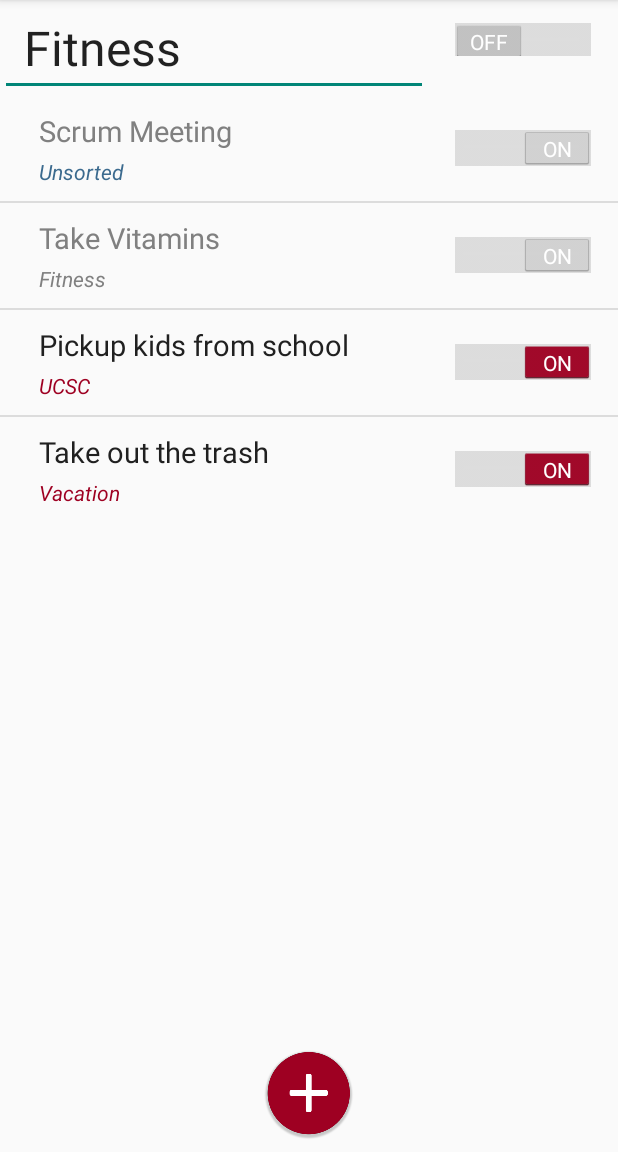
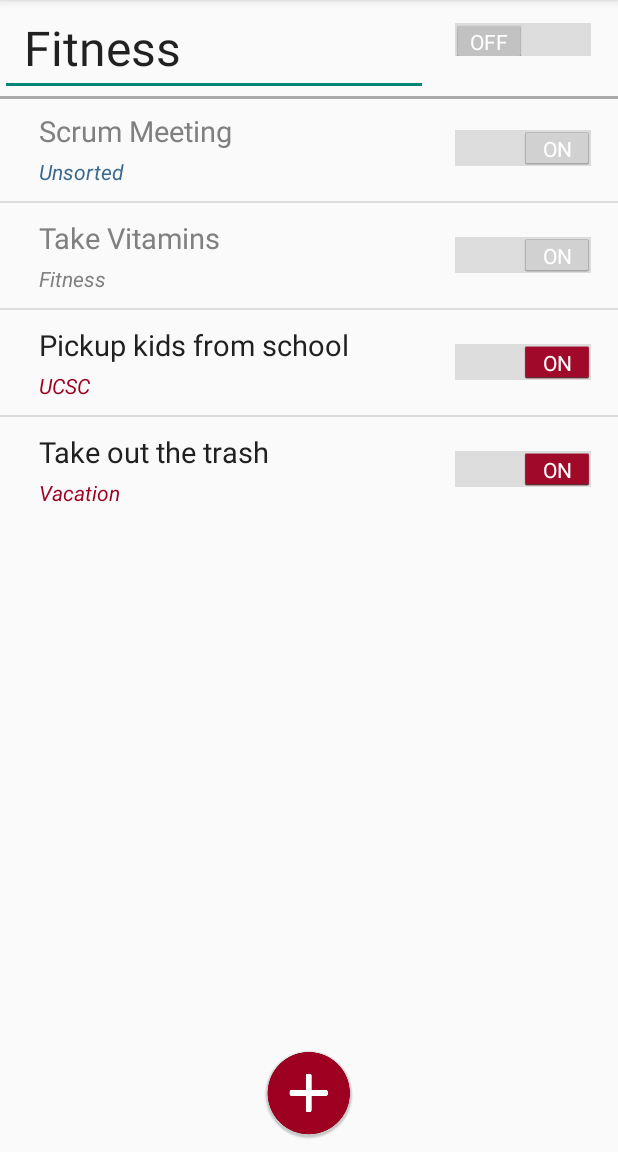
Before and after one commit to JDNdeveloper/Off-By-One, an Android app: the screen it shows after launch (LifestyleActivity), after a tap on "Fitness", on a phone screen of 412 x 824 dp, the part 84-1236 px from its top. Run offline under Robolectric (Android 15) with nearby library versions, the light colour scheme and no system bars; 1 statement that could not run was skipped.

Commit message:
Update lifestyle/Reminder XML to have some seperation

```diff
--- a/LifeReminders/app/src/main/res/layout/activity_life_style.xml
+++ b/LifeReminders/app/src/main/res/layout/activity_life_style.xml
@@ -15,6 +15,14 @@
         android:layout_alignParentStart="true"
         android:layout_toLeftOf="@+id/lifestyleEnabled"
         android:layout_toStartOf="@+id/lifestyleEnabled" />
+
+    <View
+        android:layout_width="fill_parent"
+        android:layout_height="2dp"
+        android:background="@android:color/darker_gray"
+        android:layout_below="@+id/lifestyleName"
+        android:layout_alignParentLeft="true"
+        android:layout_alignParentStart="true" />
 
     <ListView
         android:layout_width="wrap_content"
```
Also changed, not shown: LifeReminders/app/src/main/res/layout/activity_reminder.xml (+8 -0 lines).
